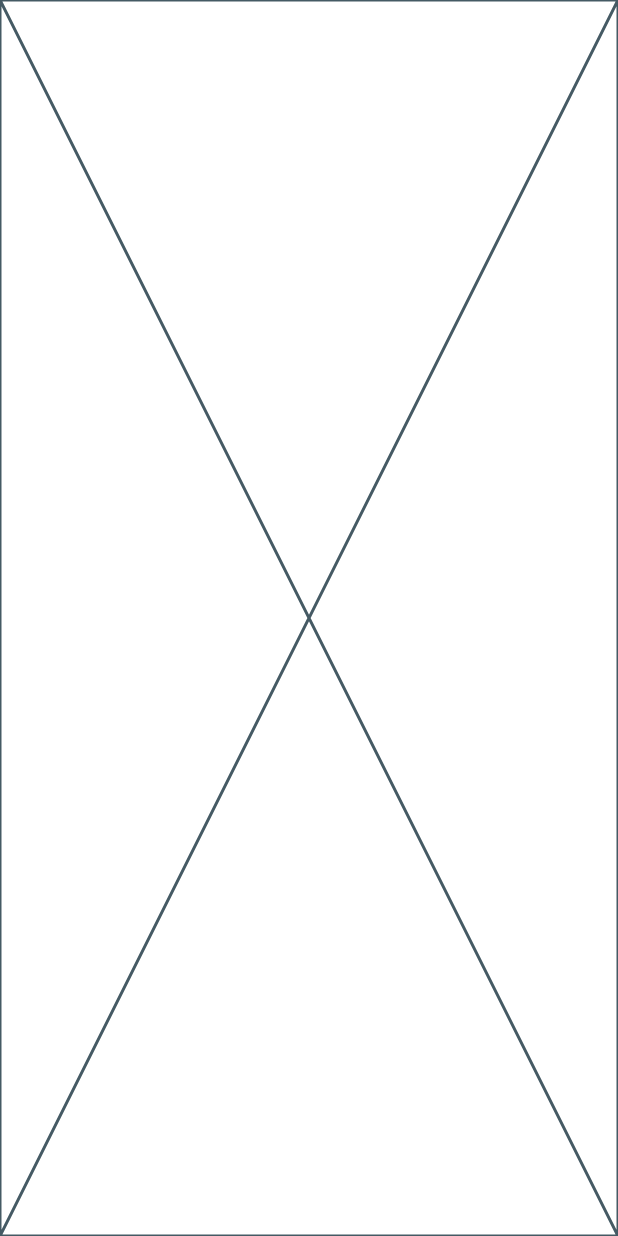
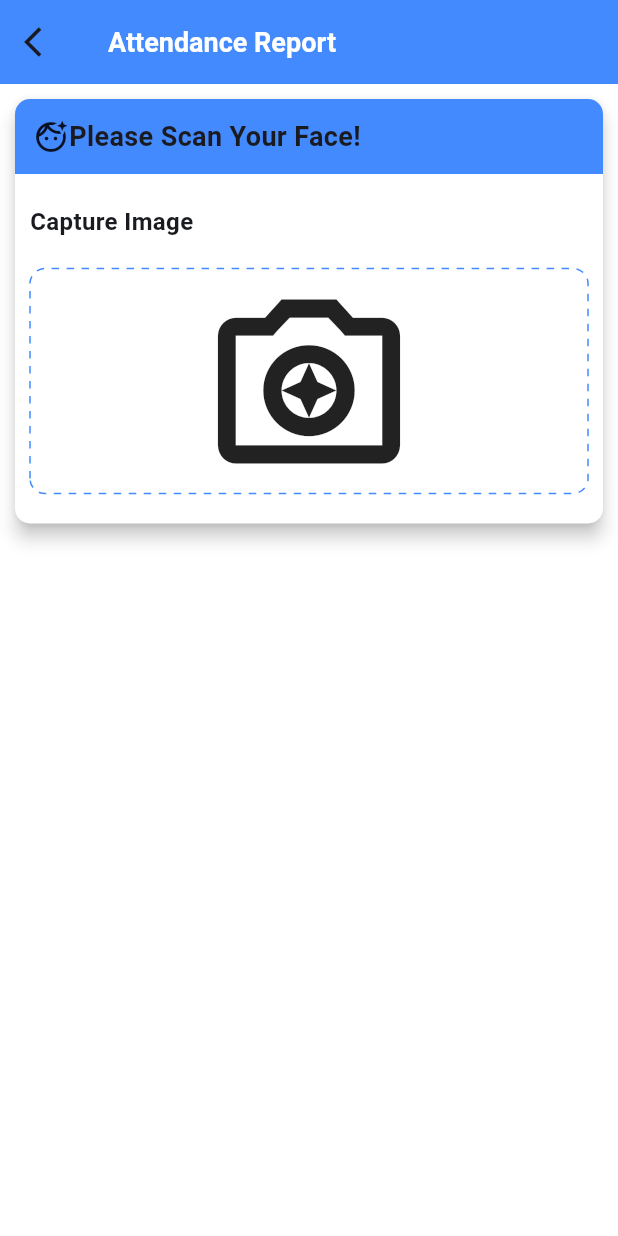
Before and after one commit to nasyasakhi/attendance_app, a Flutter app: the screen it shows after launch, after a tap on "Attendance Report", on a phone screen of 412 x 824 dp. Run offline on Flutter 3.47's test engine with Material 3 defaults, Android fonts, the phone set to English and light mode, and no system bars; drawn by our look-alikes of dotted_border; our stand-ins replace camera, cloud_firestore, firebase_core; missing offline and left inert: google_mlkit_face_detection; accounts and stored records are empty.

Commit message:
creating camera box

```diff
--- a/lib/ui/attend/attendance_screen.dart
+++ b/lib/ui/attend/attendance_screen.dart
@@ -1,10 +1,142 @@
+import 'dart:io';
+
+import 'package:attendance_app/ui/attend/camera_screen.dart';
+import 'package:camera/camera.dart';
+import 'package:cloud_firestore/cloud_firestore.dart';
+import 'package:dotted_border/dotted_border.dart';
 import 'package:flutter/material.dart';
 
-class AttendanceScreen extends StatelessWidget {
-  const AttendanceScreen({super.key});
+class AttendanceScreen extends StatefulWidget {
+  final XFile? image;
+
+  const AttendanceScreen({super.key, this.image});
+
+  @override
+  State<AttendanceScreen> createState() => _AttendanceScreenState(this.image);
+}
+
+class _AttendanceScreenState extends State<AttendanceScreen> {
+  _AttendanceScreenState(this.image);
+
+  XFile? image;
+  String address = "", date = "", time = "", dateTime = "", status = "Attend";
+  bool isLoading = false;
+  double lat = 0.0, long = 0.0; // lat = vertikal kordinat dan long = horizontal kordinat
+  int dateHours = 0, minute = 0;
+  final controller = TextEditingController();
+  final CollectionReference dataCollection = FirebaseFirestore.instance.collection('attendance'); // 'attendance' itu adalah key
+
+  @override // nama syntax nya adalah annotation
+  void initState() {
+    handleLocationPermission();
+    setDateTime();
+    setAttendStatus();
+
+    if (image != null) {
+      isLoading = true;
+      getGeoLocationPosition();
+    }
+  }
 
   @override
   Widget build(BuildContext context) {
-    return const Placeholder();
+    Size size = MediaQuery.of(context).size;
+
+    return Scaffold(
+      backgroundColor: Colors.white,
+      appBar: AppBar(
+        elevation: 0,
+        backgroundColor: Colors.blueAccent,
+        leading: IconButton(
+          icon: const Icon(Icons.arrow_back_ios),
+          onPressed: () => Navigator.of(context).pop(), //kembali ke halaman awal
+          ),
+        title: const Text(
+          "Attendance Report",
+          style: TextStyle(
+            fontSize: 18,
+            fontWeight: FontWeight.bold,
+            color: Colors.white
+          ),
+        ),
+      ),
+      body: SingleChildScrollView(
+        child: Card(
+          color: Colors.white,
+          margin: const EdgeInsets.fromLTRB(10, 10, 10, 10),
+          shape: RoundedRectangleBorder(
+            borderRadius: BorderRadius.circular(10)
+          ),
+          elevation: 5,
+          child: Column(
+            crossAxisAlignment: CrossAxisAlignment.start,
+            children: [
+              Container(
+                height: 50,
+                decoration: const BoxDecoration(
+                  borderRadius: BorderRadius.only(
+                    topLeft: Radius.circular(10),
+                    topRight: Radius.circular(10)
+                  ),
+                  color: Colors.blueAccent
+                ),
+                child: const Row(
+                  children: [
+                    SizedBox(width: 12),
+                    Icon(Icons.face_retouching_natural_outlined),
+                    SizedBox(height: 12),
+                    Text(
+                      "Please Scan Your Face!",
+                      style: TextStyle(
+                        fontSize: 18,
+                        fontWeight: FontWeight.bold
+                      ),
+                    )
+                  ],
+                ),
+              ),
+              const Padding(
+                padding: EdgeInsets.fromLTRB(10, 20, 0, 20),
+                child: Text(
+                  "Capture Image",
+                  style: TextStyle(
+                    fontSize: 16,
+                    fontWeight: FontWeight.bold
+                  ),
+                 ),
+                ),
+                GestureDetector(
+                  onTap: () {
+                    Navigator.push(
+                      context,
+                      MaterialPageRoute(builder: (context) => const CameraScreen())
+                    );
+                  },
+                  child: Container(
+                    margin: const EdgeInsets.fromLTRB(10, 0, 10, 20),
+                    width: size.width,
+                    height: 150,
+                    child: DottedBorder( // border putus2
+                    radius: const Radius.circular(10),
+                    borderType: BorderType.RRect,
+                    color: Colors.blueAccent,
+                    strokeWidth: 1,
+                    dashPattern: const [5, 5],
+                      child: SizedBox.expand( // sama kyk Expanded
+                        child: FittedBox(
+                          child: image != null
+                          ? Image.file(File(image!.path), fit: BoxFit.cover)
+                          : const Icon(Icons.camera_enhance_outlined)
+                        ),
+                      )
+                  ),
+                )
+              ),
+
+            ],
+          ),
+        ) ,
+      ),
+    );
   }
 }
--- /dev/null
+++ b/lib/ui/attend/camera_screen.dart
@@ -0,0 +1,10 @@
+import 'package:flutter/material.dart';
+
+class CameraScreen extends StatelessWidget {
+  const CameraScreen({super.key});
+
+  @override
+  Widget build(BuildContext context) {
+    return const Placeholder();
+  }
+}
--- a/lib/utils/google_ml_kit.dart
+++ b/lib/utils/google_ml_kit.dart
@@ -0,0 +1,7 @@
+import 'package:attendance_app/utils/vision.dart';
+
+class GoogleMlKit {
+  GoogleMlKit._();
+
+  static final Vision vision = Vision.instance;
+}
--- a/pubspec.yaml
+++ b/pubspec.yaml
@@ -67,7 +67,7 @@ flutter:
   # the material Icons class.
   uses-material-design: true
   assets:
-    - assets/images
+    - assets/images/
 
   # To add assets to your application, add an assets section, like this:
   # assets:
```
Also changed, not shown: lib/ui/history/history_screen.dart (added), lib/ui/permission/permission_screen.dart (added).
